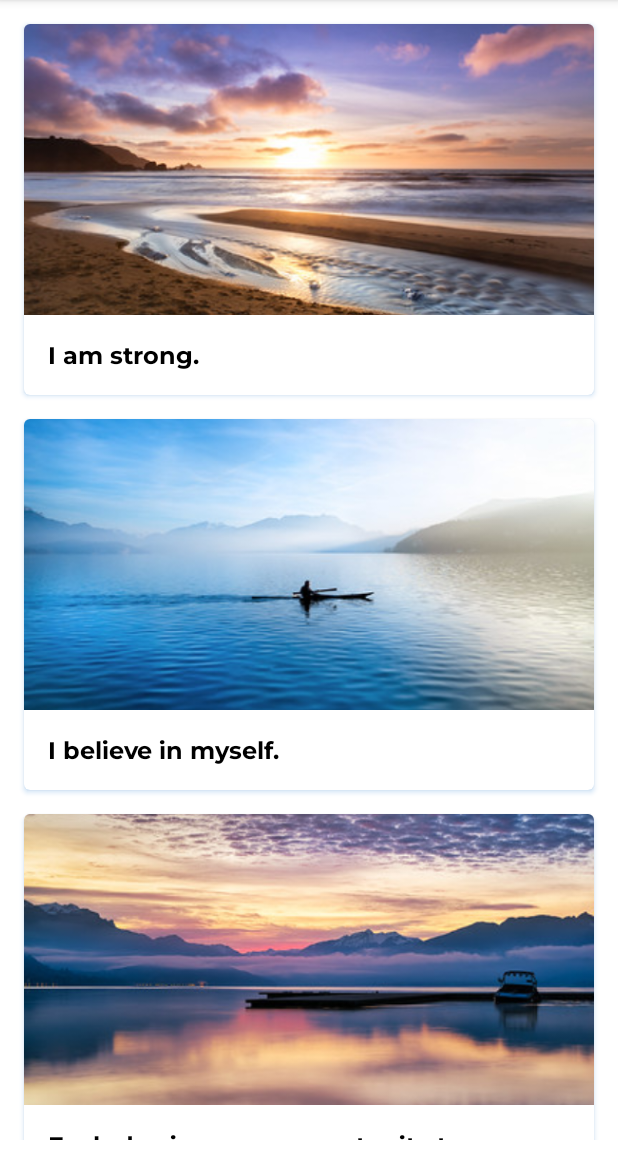
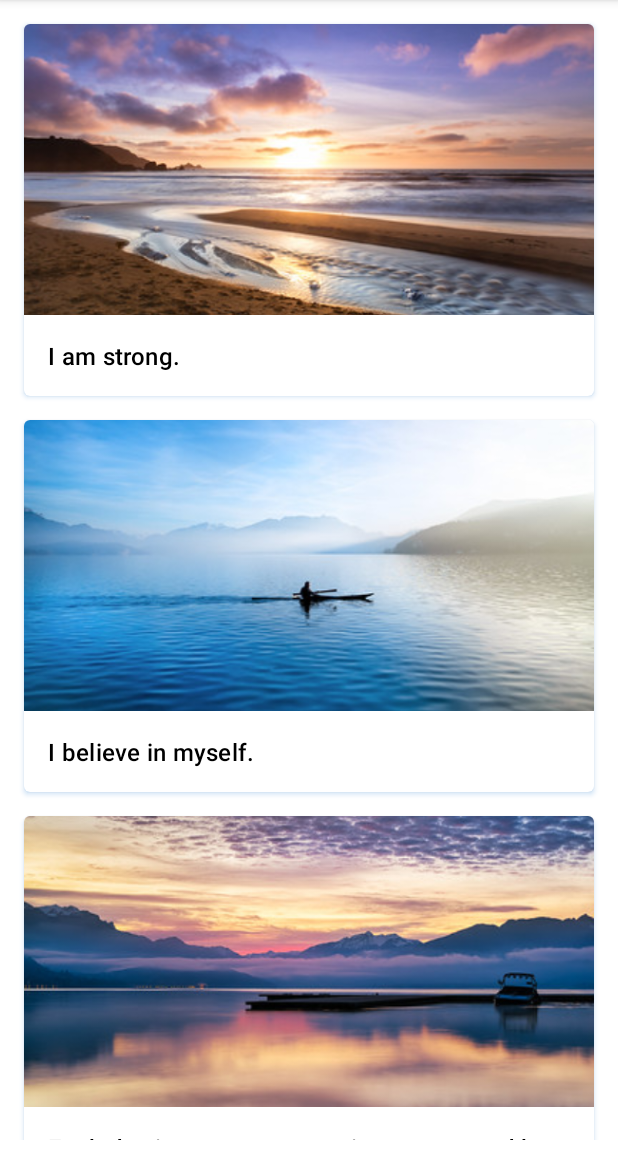
Before and after one commit to yskrv/Affirmation, an Android app: the screen it shows after launch (MainActivity), on a phone screen of 412 x 824 dp, the part 84-1236 px from its top. Run offline under Robolectric (Android 15) with nearby library versions, the phone set to English and light mode, and no system bars.

Commit message:
first commit

```diff
--- a/app/src/main/res/layout/list_item.xml
+++ b/app/src/main/res/layout/list_item.xml
@@ -25,10 +25,10 @@
             android:layout_width="wrap_content"
             android:layout_height="wrap_content"
             android:padding="16dp"
-            android:fontFamily="@font/montserrat_bold"
             android:textColor="@color/black"
             android:textSize="16sp"
-            />
+            android:textAppearance="?attr/textAppearanceHeadline6" />
+
     </LinearLayout>
 
 </com.google.android.material.card.MaterialCardView>
```
Also changed, not shown: app/src/main/res/font/montserrat.ttf (deleted), app/src/main/res/font/montserrat_bold.ttf (deleted).
